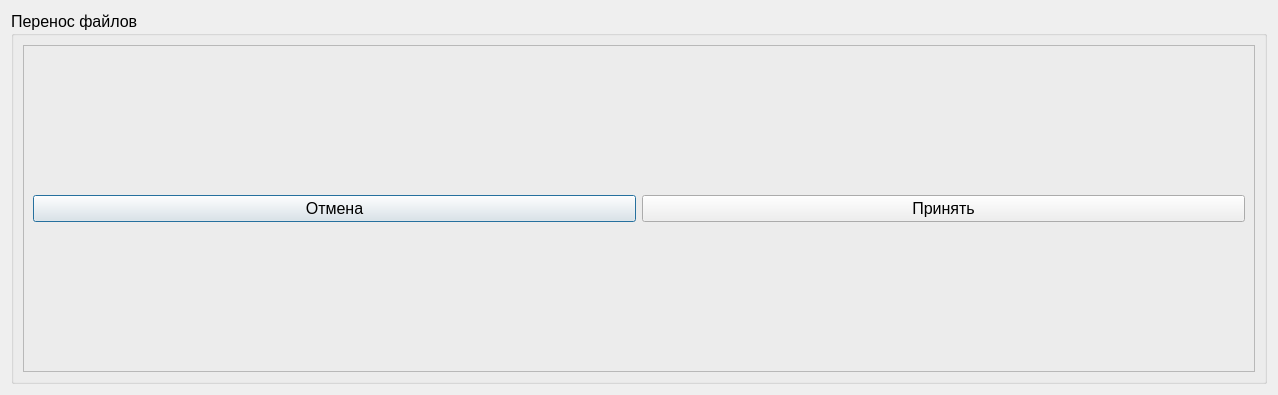
Old version of the form designer/default_window.ui in the repository ant1cus/Project_SP.
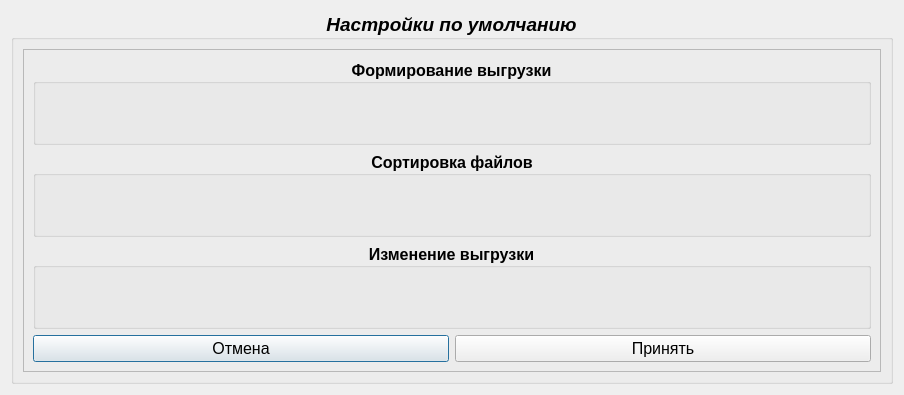
New version of the form.

The edit to the form file:
```diff
--- a/designer/default_window.ui
+++ b/designer/default_window.ui
@@ -6,7 +6,7 @@
    <rect>
     <x>0</x>
     <y>0</y>
-    <width>1278</width>
+    <width>904</width>
     <height>395</height>
    </rect>
   </property>
@@ -23,11 +23,17 @@
     <widget class="QGroupBox" name="groupBox_copy_file">
      <property name="font">
       <font>
-       <pointsize>12</pointsize>
+       <pointsize>14</pointsize>
+       <weight>75</weight>
+       <italic>true</italic>
+       <bold>true</bold>
       </font>
      </property>
      <property name="title">
-      <string>Перенос файлов</string>
+      <string>Настройки по умолчанию</string>
+     </property>
+     <property name="alignment">
+      <set>Qt::AlignCenter</set>
      </property>
      <layout class="QGridLayout" name="gridLayout_3">
       <item row="0" column="0">
@@ -39,23 +45,105 @@
          <enum>QFrame::Raised</enum>
         </property>
         <layout class="QGridLayout" name="gridLayout_4">
-         <item row="1" column="0">
+         <item row="3" column="0">
           <widget class="QPushButton" name="pushButton_cancel">
+           <property name="font">
+            <font>
+             <pointsize>12</pointsize>
+             <weight>50</weight>
+             <italic>false</italic>
+             <bold>false</bold>
+            </font>
+           </property>
            <property name="text">
             <string>Отмена</string>
            </property>
           </widget>
          </item>
-         <item row="0" column="0" colspan="2">
-          <layout class="QGridLayout" name="gridLayout_copy_file"/>
-         </item>
-         <item row="1" column="1">
+         <item row="3" column="1">
           <widget class="QPushButton" name="pushButton_accept">
+           <property name="font">
+            <font>
+             <pointsize>12</pointsize>
+             <weight>50</weight>
+             <italic>false</italic>
+             <bold>false</bold>
+            </font>
+           </property>
            <property name="text">
             <string>Принять</string>
            </property>
           </widget>
          </item>
+         <item row="0" column="0" colspan="2">
+          <widget class="QGroupBox" name="groupBox_form">
+           <property name="font">
+            <font>
+             <pointsize>12</pointsize>
+             <weight>75</weight>
+             <italic>false</italic>
+             <bold>true</bold>
+            </font>
+           </property>
+           <property name="title">
+            <string>Формирование выгрузки</string>
+           </property>
+           <property name="alignment">
+            <set>Qt::AlignCenter</set>
+           </property>
+           <layout class="QGridLayout" name="gridLayout_5">
+            <item row="0" column="0">
+             <layout class="QGridLayout" name="gridLayout_form"/>
+            </item>
+           </layout>
+          </widget>
+         </item>
+         <item row="1" column="0" colspan="2">
+          <widget class="QGroupBox" name="groupBox_sorting">
+           <property name="font">
+            <font>
+             <pointsize>12</pointsize>
+             <weight>75</weight>
+             <italic>false</italic>
+             <bold>true</bold>
+            </font>
+           </property>
+           <property name="title">
+            <string>Сортировка файлов</string>
+           </property>
+           <property name="alignment">
+            <set>Qt::AlignCenter</set>
+           </property>
+           <layout class="QGridLayout" name="gridLayout_6">
+            <item row="0" column="0">
+             <layout class="QGridLayout" name="gridLayout_sorting"/>
+            </item>
+           </layout>
+          </widget>
+         </item>
+         <item row="2" column="0" colspan="2">
+          <widget class="QGroupBox" name="groupBox_change">
+           <property name="font">
+            <font>
+             <pointsize>12</pointsize>
+             <weight>75</weight>
+             <italic>false</italic>
+             <bold>true</bold>
+            </font>
+           </property>
+           <property name="title">
+            <string>Изменение выгрузки</string>
+           </property>
+           <property name="alignment">
+            <set>Qt::AlignCenter</set>
+           </property>
+           <layout class="QGridLayout" name="gridLayout_7">
+            <item row="0" column="0">
+             <layout class="QGridLayout" name="gridLayout_change"/>
+            </item>
+           </layout>
+          </widget>
+         </item>
         </layout>
        </widget>
       </item>
```
